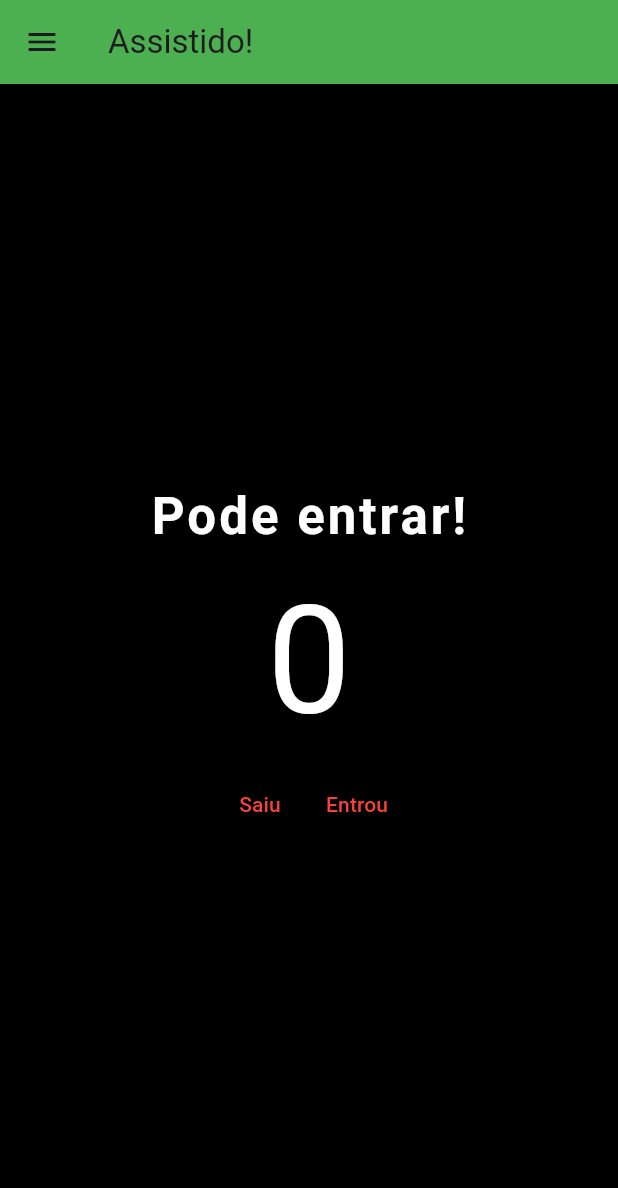
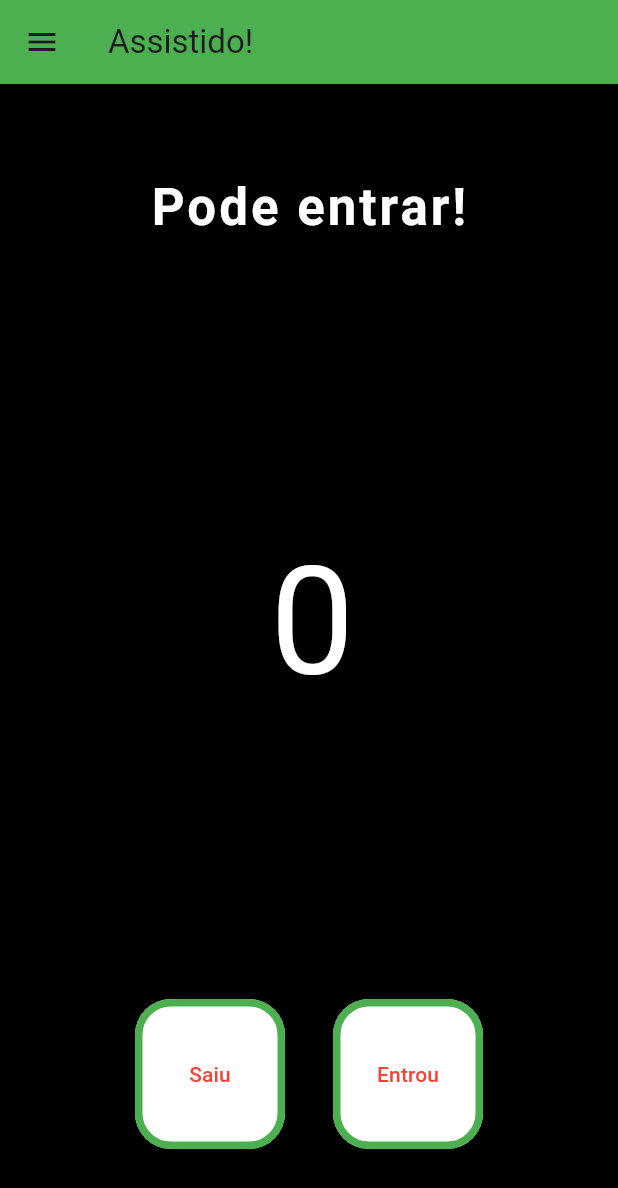
Before and after one commit to silviofrancoms10/contador, a Flutter app: the screen it shows after launch, on a phone screen of 412 x 824 dp. Shown: the top 1188 px of the screen. Run offline on Flutter 3.47's test engine with Material 3 defaults, Android fonts, the phone set to English and light mode, and no system bars.

Commit message:
Aula 76 - Personalizando o Botao e Padding

```diff
--- a/lib/main.dart
+++ b/lib/main.dart
@@ -24,7 +24,7 @@ class HomePage extends StatelessWidget {
   }
 
   void increment() {
-    print("Increment");
+    print('Increment');
   }
 
   @override
@@ -32,11 +32,12 @@ class HomePage extends StatelessWidget {
     return Scaffold(
       //Widget andaime (modelo para você criar a sua página)
       backgroundColor: Colors.black,
-      appBar: AppBar(  //BARRA
+      appBar: AppBar(
+        //BARRA
         title: Text("Assistido!"),
         backgroundColor: Colors.green,
       ),
-      drawer: Drawer(),  //MENU
+      drawer: Drawer(), //MENU
       body: Column(
         mainAxisAlignment: MainAxisAlignment.center,
         //Alinhamento do eixo principal
@@ -49,18 +50,31 @@ class HomePage extends StatelessWidget {
                 fontWeight: FontWeight.w700,
                 letterSpacing: 2,
               )),
-          Text(
-            '0',
-            style: TextStyle(
-              fontSize: 100,
-              color: Colors.white,
+          //const SizedBox(height: 100),
+          const Padding(
+            padding: EdgeInsets.all(180),
+            child: Text(
+              '0',
+              style: TextStyle(
+                fontSize: 100,
+                color: Colors.white,
+              ),
             ),
           ),
+          //const SizedBox(height: 32),
           Row(
             mainAxisAlignment: MainAxisAlignment.center,
             children: [
               TextButton(
                 onPressed: decrement,
+                style: TextButton.styleFrom(
+                    backgroundColor: Colors.white,
+                    //padding: const EdgeInsets.all(32),
+                    fixedSize: const Size(100, 100),
+                    primary: Colors.red,
+                    shape: RoundedRectangleBorder(
+                        side: BorderSide(color: Colors.green, width: 5),
+                        borderRadius: BorderRadius.circular(24))),
                 child: Text(
                   "Saiu",
                   style: TextStyle(
@@ -68,8 +82,17 @@ class HomePage extends StatelessWidget {
                   ),
                 ),
               ),
+              const SizedBox(width: 32),
               TextButton(
                 onPressed: increment,
+                style: TextButton.styleFrom(
+                    backgroundColor: Colors.white,
+                    // padding: const EdgeInsets.all(32),
+                    fixedSize: const Size(100, 100),
+                    primary: Colors.red,
+                    shape: RoundedRectangleBorder(
+                        side: BorderSide(color: Colors.green, width: 5),
+                        borderRadius: BorderRadius.circular(24))),
                 child: Text(
                   "Entrou",
                   style: TextStyle(
```
